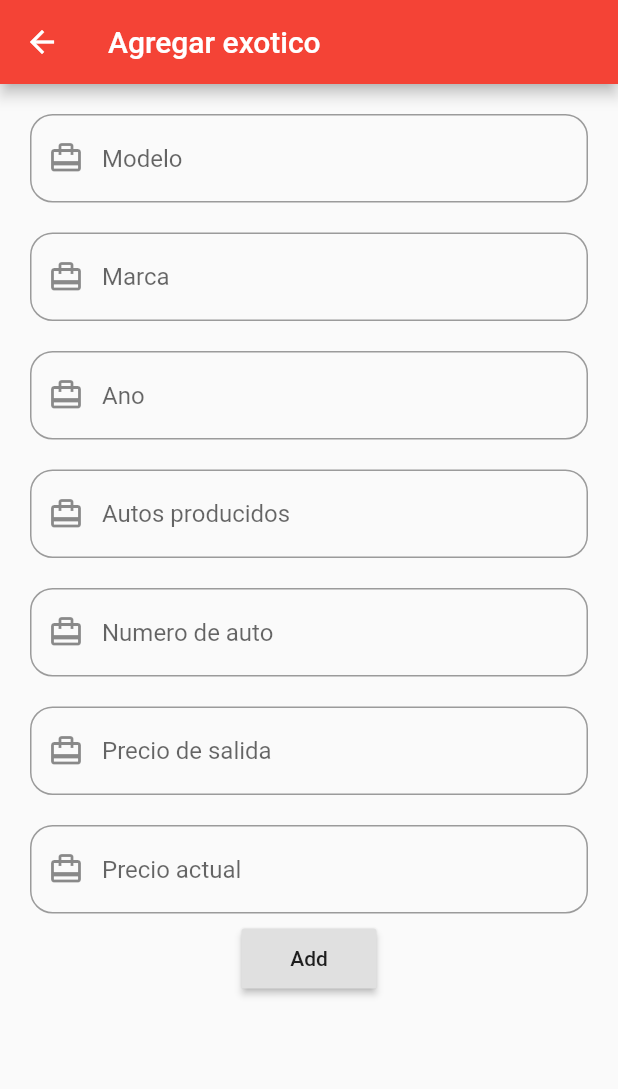
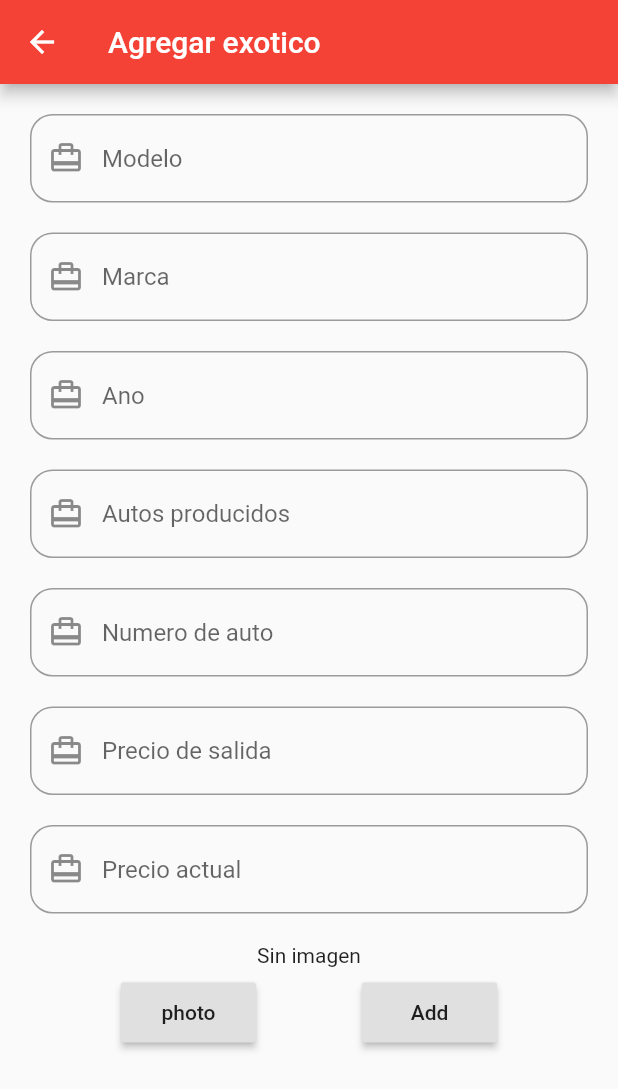
Before and after one commit to OlafGonzalez/foroexotics, a Flutter app: the AgregarCarro screen opened directly, on a phone screen of 412 x 824 dp. Shown: the top 1089 px of the screen. Run offline on Flutter 3.47's test engine with Material 2 defaults, Android fonts, the phone set to English and light mode, and no system bars; our stand-ins replace firebase_auth, google_sign_in, image_picker; accounts and stored records are empty.

Commit message:
add image form

```diff
--- a/lib/agregarCarro.dart
+++ b/lib/agregarCarro.dart
@@ -1,4 +1,6 @@
 import 'package:flutter/material.dart';
+import 'package:image_picker/image_picker.dart';
+import 'dart:io';
 
 class AgregarCarro extends StatefulWidget {
   @override
@@ -6,6 +8,9 @@ class AgregarCarro extends StatefulWidget {
 }
 
 class _AgregarCarroState extends State<AgregarCarro> {
+  File sampleImage;
+  final formkey = GlobalKey<FormState>();
+
   @override
   Widget build(BuildContext context) {
     return Scaffold(
@@ -91,9 +96,25 @@ class _AgregarCarroState extends State<AgregarCarro> {
                             borderRadius: BorderRadius.circular(15))),
                   ),
                 ),
+                Container(
+                  padding:EdgeInsets.all(10),
+                  child: sampleImage == null
+                  ? Text("Sin imagen")
+                  : enableUpload()
+
+                ),
                 Row(
                   mainAxisAlignment: MainAxisAlignment.spaceEvenly,
                   children: <Widget>[
+                    Container(
+                      width: 90,
+                      height: 40,
+                      child: RaisedButton(
+                        child: Text("photo"),
+                        onPressed: (){
+                          getImage();
+                        }),
+                    ),
                     Container(
                       width: 90,
                       height: 40,
@@ -104,6 +125,9 @@ class _AgregarCarroState extends State<AgregarCarro> {
                       }),
                     )
                   ],
+                ),
+                Container(
+                  height: 20,
                 )
               ],
             ),
@@ -112,4 +136,26 @@ class _AgregarCarroState extends State<AgregarCarro> {
       )),
     );
   }
+
+  Widget enableUpload(){
+    return Container(
+      child: Column(
+        children: <Widget>[
+          Image.file(
+            sampleImage,
+            height: 150,
+            width: 300,
+          ),
+        ],
+      ),
+    );
+  }
+
+  Future getImage() async{
+    var tempImage = await ImagePicker.pickImage(source: ImageSource.gallery);
+    setState(() {
+      sampleImage = tempImage;
+    });
+  }
+
 }
```
